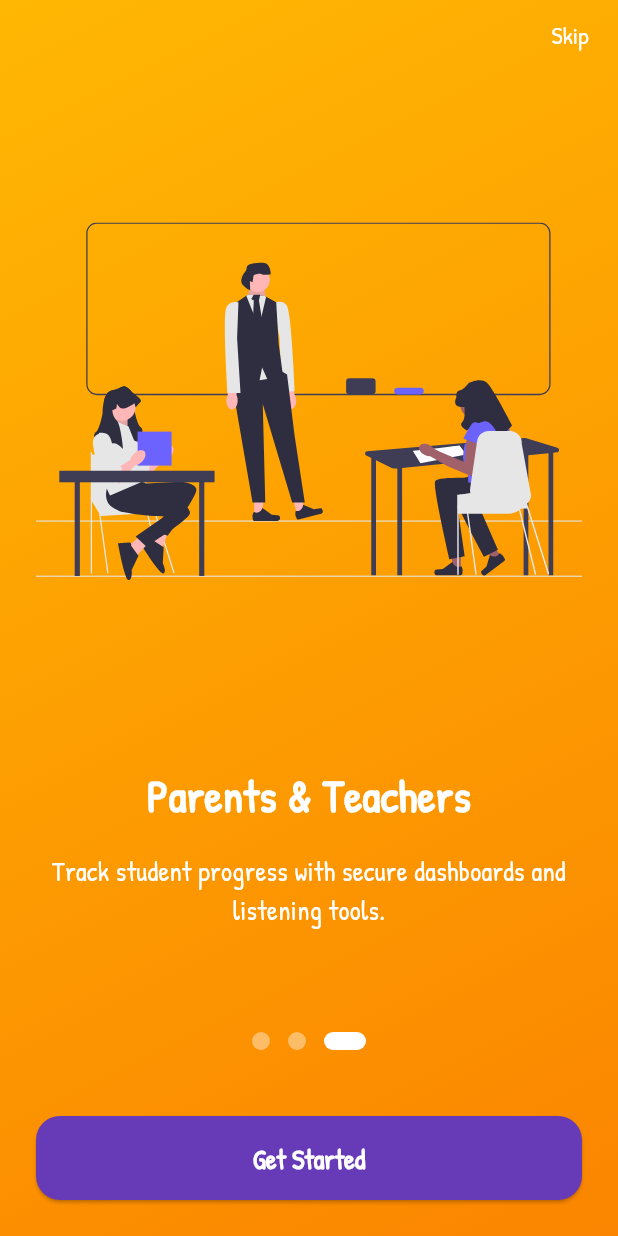
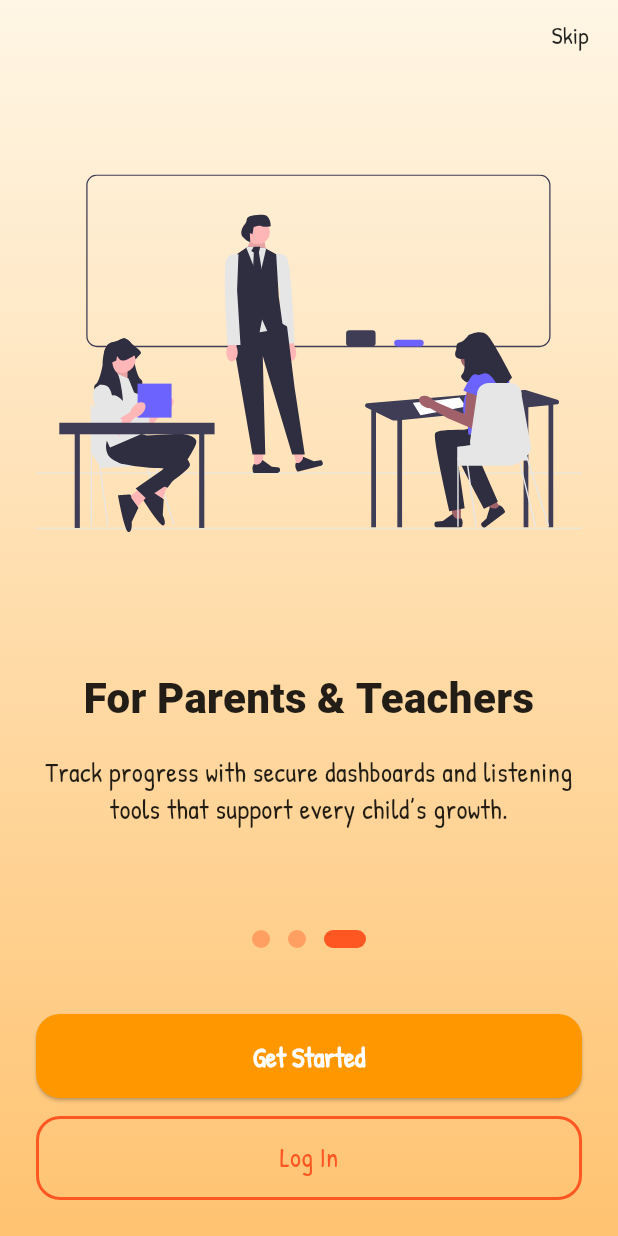
Before and after one commit to barcebalhenna/palitab, a Flutter app: the screen it shows after launch, swiped to page 3, on a phone screen of 412 x 824 dp. Run offline on Flutter 3.47's test engine with Material 3 defaults, Android fonts, the light colour scheme and no system bars; our stand-ins replace flutter_svg, google_fonts; Roboto replaces fonts that are missing (ComicNeue).

Commit message:
Update onboarding and first story

```diff
--- a/lib/pages/onboarding_page.dart
+++ b/lib/pages/onboarding_page.dart
@@ -13,9 +13,9 @@ class _OnboardingPageState extends State<OnboardingPage> {
 
   final List<Map<String, String>> slides = [
     {
-      'title': 'Welcome to Palitab',
-      'body': 'Discover bilingual stories that make reading fun, engaging, and meaningful.',
-      'image': 'assets/images/onboard_reading.svg',
+      'title': 'Welcome to Palitab!',
+      'body': 'Discover bilingual stories that make reading fun, engaging, and meaningful — transforming lives through reading.',
+      'image': 'assets/images/onboard_reading.png',
     },
     {
       'title': 'Unlock Stories & Quizzes',
@@ -23,8 +23,8 @@ class _OnboardingPageState extends State<OnboardingPage> {
       'image': 'assets/images/onboard_quiz.svg',
     },
     {
-      'title': 'Parents & Teachers',
-      'body': 'Track student progress with secure dashboards and listening tools.',
+      'title': 'For Parents & Teachers',
+      'body': 'Track progress with secure dashboards and listening tools that support every child’s growth.',
       'image': 'assets/images/onboard_teacher.svg',
     }
   ];
@@ -35,9 +35,9 @@ class _OnboardingPageState extends State<OnboardingPage> {
       body: Container(
         decoration: const BoxDecoration(
           gradient: LinearGradient(
-            colors: [PalitabTheme.accentWarm, PalitabTheme.accentHot],
-            begin: Alignment.topLeft,
-            end: Alignment.bottomRight,
+            colors: [Color(0xFFFFF6E5), Color(0xFFFFC371)], // soft warm gradient
+            begin: Alignment.topCenter,
+            end: Alignment.bottomCenter,
           ),
         ),
         child: SafeArea(
@@ -48,8 +48,10 @@ class _OnboardingPageState extends State<OnboardingPage> {
                 alignment: Alignment.centerRight,
                 child: TextButton(
                   onPressed: () => Navigator.pushReplacementNamed(context, '/login'),
-                  child: const Text('Skip',
-                      style: TextStyle(color: Colors.white, fontSize: 16)),
+                  child: const Text(
+                    'Skip',
+                    style: TextStyle(color: Colors.black87, fontSize: 16),
+                  ),
                 ),
               ),
               Expanded(
@@ -64,7 +66,12 @@ class _OnboardingPageState extends State<OnboardingPage> {
                       child: Column(
                         children: [
                           Expanded(
-                            child: SvgPicture.asset(
+                            child: s['image']!.endsWith('.svg')
+                                ? SvgPicture.asset(
+                              s['image']!,
+                              fit: BoxFit.contain,
+                            )
+                                : Image.asset(
                               s['image']!,
                               fit: BoxFit.contain,
                             ),
@@ -74,9 +81,10 @@ class _OnboardingPageState extends State<OnboardingPage> {
                             s['title']!,
                             textAlign: TextAlign.center,
                             style: const TextStyle(
-                              fontSize: 30,
-                              fontWeight: FontWeight.bold,
-                              color: PalitabTheme.pureWhite,
+                              fontSize: 28,
+                              fontWeight: FontWeight.w800,
+                              color: Colors.black87,
+                              fontFamily: 'ComicNeue', // playful but readable
                             ),
                           ),
                           const SizedBox(height: 16),
@@ -85,7 +93,8 @@ class _OnboardingPageState extends State<OnboardingPage> {
                             textAlign: TextAlign.center,
                             style: const TextStyle(
                               fontSize: 18,
-                              color: PalitabTheme.pureWhite,
+                              color: Colors.black87,
+                              height: 1.4,
                             ),
                           ),
                           const SizedBox(height: 40),
@@ -107,23 +116,28 @@ class _OnboardingPageState extends State<OnboardingPage> {
                     height: 12,
                     decoration: BoxDecoration(
                       color: _page == i
-                          ? PalitabTheme.pureWhite
-                          : PalitabTheme.pureWhite.withOpacity(0.4),
+                          ? Colors.deepOrange
+                          : Colors.deepOrange.withOpacity(0.4),
                       borderRadius: BorderRadius.circular(20),
                     ),
                   ),
                 ),
               ),
-              // Next / Get Started button
+              // Buttons (Next / Get Started + Log In on last page)
               Padding(
                 padding: const EdgeInsets.symmetric(horizontal: 24.0, vertical: 24),
-                child: ElevatedButton(
+                child: Column(
+                  children: [
+                    ElevatedButton(
                       style: ElevatedButton.styleFrom(
                         minimumSize: const Size(double.infinity, 56),
-                    backgroundColor: PalitabTheme.purple,
+                        backgroundColor: _page == slides.length - 1
+                            ? Colors.orange
+                            : PalitabTheme.accentWarm,
                         foregroundColor: Colors.white,
                         shape: RoundedRectangleBorder(
-                        borderRadius: BorderRadius.circular(16)),
+                          borderRadius: BorderRadius.circular(16),
+                        ),
                       ),
                       onPressed: () {
                         if (_page == slides.length - 1) {
@@ -131,13 +145,34 @@ class _OnboardingPageState extends State<OnboardingPage> {
                         } else {
                           _pc.nextPage(
                             duration: const Duration(milliseconds: 400),
-                          curve: Curves.easeInOut);
+                            curve: Curves.easeInOut,
+                          );
                         }
                       },
                       child: Text(
                         _page == slides.length - 1 ? 'Get Started' : 'Next',
                         style: const TextStyle(fontSize: 18),
                       ),
+                    ),
+                    if (_page == slides.length - 1) ...[
+                      const SizedBox(height: 12),
+                      OutlinedButton(
+                        style: OutlinedButton.styleFrom(
+                          minimumSize: const Size(double.infinity, 56),
+                          foregroundColor: Colors.deepOrange,
+                          side: const BorderSide(color: Colors.deepOrange, width: 2),
+                          shape: RoundedRectangleBorder(
+                            borderRadius: BorderRadius.circular(16),
+                          ),
+                        ),
+                        onPressed: () => Navigator.pushReplacementNamed(context, '/login'),
+                        child: const Text(
+                          'Log In',
+                          style: TextStyle(fontSize: 18),
+                        ),
+                      ),
+                    ]
+                  ],
                 ),
               )
             ],
--- a/pubspec.yaml
+++ b/pubspec.yaml
@@ -55,7 +55,7 @@ dev_dependencies:
 # The following section is specific to Flutter packages.
 flutter:
   assets:
-    - assets/images/onboard_reading.svg
+    - assets/images/onboard_reading.png
     - assets/images/onboard_quiz.svg
     - assets/images/onboard_teacher.svg
     - assets/images/map_bg.png
```
Also changed, not shown: assets/images/onboard_reading.png (added). Lines whose indentation alone changed are shown as unchanged.
